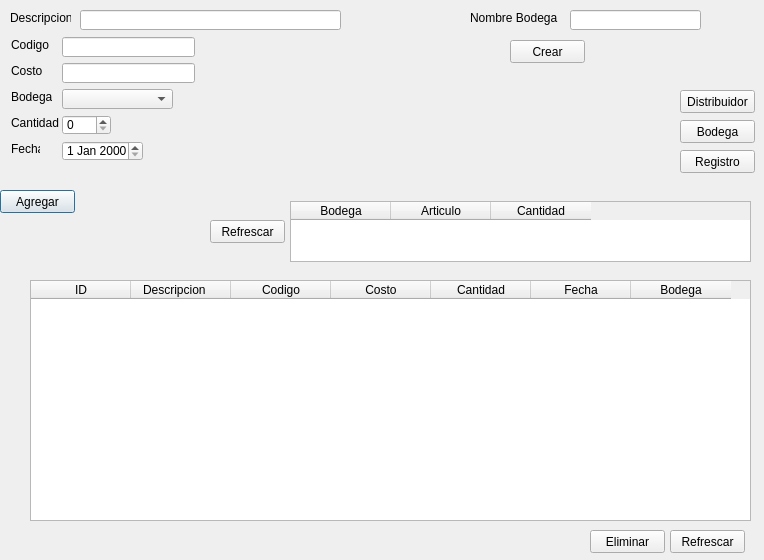
Old version of the form Proyecto P2/UI/registro.ui in the repository piedrachin/proyecto.
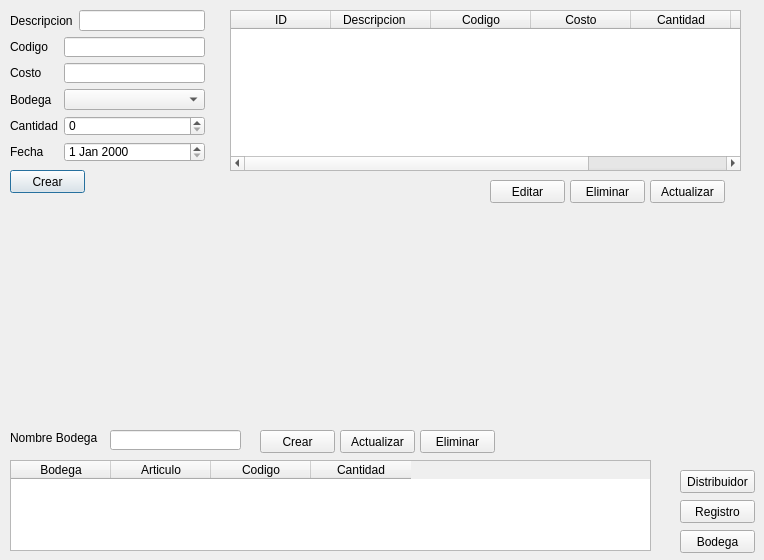
New version of the form.

Patch:
```diff
--- a/Proyecto P2/UI/registro.ui
+++ b/Proyecto P2/UI/registro.ui
@@ -16,34 +16,34 @@
   <widget class="QPushButton" name="btn_agregar">
    <property name="geometry">
     <rect>
-     <x>0</x>
-     <y>190</y>
+     <x>10</x>
+     <y>170</y>
      <width>75</width>
      <height>23</height>
     </rect>
    </property>
    <property name="text">
-    <string>Agregar</string>
+    <string>Crear</string>
    </property>
   </widget>
   <widget class="QPushButton" name="btn_refrescar">
    <property name="geometry">
     <rect>
-     <x>670</x>
-     <y>530</y>
+     <x>650</x>
+     <y>180</y>
      <width>75</width>
      <height>23</height>
     </rect>
    </property>
    <property name="text">
-    <string>Refrescar</string>
+    <string>Actualizar</string>
    </property>
   </widget>
   <widget class="QPushButton" name="btn_crear_bodega">
    <property name="geometry">
     <rect>
      <x>680</x>
-     <y>120</y>
+     <y>530</y>
      <width>75</width>
      <height>23</height>
     </rect>
@@ -55,10 +55,10 @@
   <widget class="QTableWidget" name="tbl_registro_articulos">
    <property name="geometry">
     <rect>
-     <x>30</x>
-     <y>280</y>
-     <width>721</width>
-     <height>241</height>
+     <x>230</x>
+     <y>10</y>
+     <width>511</width>
+     <height>161</height>
     </rect>
    </property>
    <column>
@@ -101,7 +101,7 @@
    <property name="geometry">
     <rect>
      <x>680</x>
-     <y>90</y>
+     <y>470</y>
      <width>75</width>
      <height>23</height>
     </rect>
@@ -114,7 +114,7 @@
    <property name="geometry">
     <rect>
      <x>680</x>
-     <y>150</y>
+     <y>500</y>
      <width>75</width>
      <height>23</height>
     </rect>
@@ -123,34 +123,37 @@
     <string>Registro</string>
    </property>
   </widget>
-  <widget class="QPushButton" name="btn_imprimir_txt">
+  <widget class="QPushButton" name="btn_refrescar_bodega">
    <property name="geometry">
     <rect>
-     <x>510</x>
-     <y>40</y>
+     <x>340</x>
+     <y>430</y>
      <width>75</width>
      <height>23</height>
     </rect>
    </property>
    <property name="text">
-    <string>Crear</string>
+    <string>Actualizar</string>
    </property>
   </widget>
-  <widget class="QLineEdit" name="txt_nombre_bodega">
+  <widget class="QPushButton" name="btn_eliminar_tabla">
    <property name="geometry">
     <rect>
      <x>570</x>
-     <y>10</y>
-     <width>131</width>
-     <height>20</height>
+     <y>180</y>
+     <width>75</width>
+     <height>23</height>
     </rect>
    </property>
+   <property name="text">
+    <string>Eliminar</string>
+   </property>
   </widget>
   <widget class="QLabel" name="label_7">
    <property name="geometry">
     <rect>
-     <x>470</x>
-     <y>10</y>
+     <x>10</x>
+     <y>430</y>
      <width>91</width>
      <height>16</height>
     </rect>
@@ -159,13 +162,36 @@
     <string>Nombre Bodega</string>
    </property>
   </widget>
+  <widget class="QLineEdit" name="txt_nombre_bodega">
+   <property name="geometry">
+    <rect>
+     <x>110</x>
+     <y>430</y>
+     <width>131</width>
+     <height>20</height>
+    </rect>
+   </property>
+  </widget>
+  <widget class="QPushButton" name="btn_crear_bdg">
+   <property name="geometry">
+    <rect>
+     <x>260</x>
+     <y>430</y>
+     <width>75</width>
+     <height>23</height>
+    </rect>
+   </property>
+   <property name="text">
+    <string>Crear</string>
+   </property>
+  </widget>
   <widget class="QTableWidget" name="tbl_bodega">
    <property name="geometry">
     <rect>
-     <x>290</x>
-     <y>201</y>
-     <width>461</width>
-     <height>61</height>
+     <x>10</x>
+     <y>460</y>
+     <width>641</width>
+     <height>91</height>
     </rect>
    </property>
    <property name="sizePolicy">
@@ -183,6 +209,9 @@
    <property name="layoutDirection">
     <enum>Qt::LeftToRight</enum>
    </property>
+   <property name="styleSheet">
+    <string notr="true">border-color: rgb(255, 255, 127);</string>
+   </property>
    <attribute name="horizontalHeaderMinimumSectionSize">
     <number>60</number>
    </attribute>
@@ -196,174 +225,35 @@
      <string>Articulo</string>
     </property>
    </column>
+   <column>
+    <property name="text">
+     <string>Codigo</string>
+    </property>
+   </column>
    <column>
     <property name="text">
      <string>Cantidad</string>
     </property>
    </column>
   </widget>
-  <widget class="QPushButton" name="btn_refrescar_bodega">
+  <widget class="QPushButton" name="btn_editar_articull">
    <property name="geometry">
     <rect>
-     <x>210</x>
-     <y>220</y>
+     <x>490</x>
+     <y>180</y>
      <width>75</width>
      <height>23</height>
     </rect>
    </property>
    <property name="text">
-    <string>Refrescar</string>
+    <string>Editar</string>
    </property>
   </widget>
-  <widget class="QLabel" name="label_2">
+  <widget class="QPushButton" name="btn_elimar_tabla_bod">
    <property name="geometry">
     <rect>
-     <x>11</x>
-     <y>37</y>
-     <width>41</width>
-     <height>16</height>
-    </rect>
-   </property>
-   <property name="text">
-    <string>Codigo</string>
-   </property>
-  </widget>
-  <widget class="QLineEdit" name="txt_codigo">
-   <property name="geometry">
-    <rect>
-     <x>62</x>
-     <y>37</y>
-     <width>133</width>
-     <height>20</height>
-    </rect>
-   </property>
-  </widget>
-  <widget class="QLineEdit" name="txt_nombre">
-   <property name="geometry">
-    <rect>
-     <x>80</x>
-     <y>10</y>
-     <width>261</width>
-     <height>20</height>
-    </rect>
-   </property>
-  </widget>
-  <widget class="QLabel" name="label">
-   <property name="geometry">
-    <rect>
-     <x>10</x>
-     <y>10</y>
-     <width>61</width>
-     <height>16</height>
-    </rect>
-   </property>
-   <property name="styleSheet">
-    <string notr="true">border-color: rgb(0, 170, 255);</string>
-   </property>
-   <property name="text">
-    <string>Descripcion</string>
-   </property>
-  </widget>
-  <widget class="QComboBox" name="cmb_registro">
-   <property name="geometry">
-    <rect>
-     <x>62</x>
-     <y>89</y>
-     <width>111</width>
-     <height>20</height>
-    </rect>
-   </property>
-  </widget>
-  <widget class="QLabel" name="label_5">
-   <property name="geometry">
-    <rect>
-     <x>11</x>
-     <y>89</y>
-     <width>41</width>
-     <height>16</height>
-    </rect>
-   </property>
-   <property name="text">
-    <string>Bodega</string>
-   </property>
-  </widget>
-  <widget class="QLabel" name="label_4">
-   <property name="geometry">
-    <rect>
-     <x>11</x>
-     <y>115</y>
-     <width>51</width>
-     <height>16</height>
-    </rect>
-   </property>
-   <property name="text">
-    <string>Cantidad</string>
-   </property>
-  </widget>
-  <widget class="QSpinBox" name="spBox_cantidad">
-   <property name="geometry">
-    <rect>
-     <x>62</x>
-     <y>115</y>
-     <width>49</width>
-     <height>20</height>
-    </rect>
-   </property>
-   <property name="maximum">
-    <number>2000</number>
-   </property>
-  </widget>
-  <widget class="QLabel" name="label_6">
-   <property name="geometry">
-    <rect>
-     <x>11</x>
-     <y>141</y>
-     <width>29</width>
-     <height>16</height>
-    </rect>
-   </property>
-   <property name="text">
-    <string>Fecha</string>
-   </property>
-  </widget>
-  <widget class="QDateEdit" name="dateEdit">
-   <property name="geometry">
-    <rect>
-     <x>62</x>
-     <y>141</y>
-     <width>81</width>
-     <height>20</height>
-    </rect>
-   </property>
-  </widget>
-  <widget class="QLineEdit" name="txt_costo">
-   <property name="geometry">
-    <rect>
-     <x>62</x>
-     <y>63</y>
-     <width>133</width>
-     <height>20</height>
-    </rect>
-   </property>
-  </widget>
-  <widget class="QLabel" name="label_3">
-   <property name="geometry">
-    <rect>
-     <x>11</x>
-     <y>63</y>
-     <width>41</width>
-     <height>16</height>
-    </rect>
-   </property>
-   <property name="text">
-    <string>Costo</string>
-   </property>
-  </widget>
-  <widget class="QPushButton" name="btn_eliminar_tabla">
-   <property name="geometry">
-    <rect>
-     <x>590</x>
-     <y>530</y>
+     <x>420</x>
+     <y>430</y>
      <width>75</width>
      <height>23</height>
     </rect>
@@ -372,6 +262,85 @@
     <string>Eliminar</string>
    </property>
   </widget>
+  <widget class="QWidget" name="">
+   <property name="geometry">
+    <rect>
+     <x>10</x>
+     <y>10</y>
+     <width>195</width>
+     <height>152</height>
+    </rect>
+   </property>
+   <layout class="QGridLayout" name="gridLayout">
+    <item row="0" column="0" colspan="2">
+     <widget class="QLabel" name="label">
+      <property name="styleSheet">
+       <string notr="true">border-color: rgb(0, 170, 255);</string>
+      </property>
+      <property name="text">
+       <string>Descripcion</string>
+      </property>
+     </widget>
+    </item>
+    <item row="0" column="2">
+     <widget class="QLineEdit" name="txt_nombre"/>
+    </item>
+    <item row="1" column="0">
+     <widget class="QLabel" name="label_2">
+      <property name="text">
+       <string>Codigo</string>
+      </property>
+     </widget>
+    </item>
+    <item row="1" column="1" colspan="2">
+     <widget class="QLineEdit" name="txt_codigo"/>
+    </item>
+    <item row="2" column="0">
+     <widget class="QLabel" name="label_3">
+      <property name="text">
+       <string>Costo</string>
+      </property>
+     </widget>
+    </item>
+    <item row="2" column="1" colspan="2">
+     <widget class="QLineEdit" name="txt_costo"/>
+    </item>
+    <item row="3" column="0">
+     <widget class="QLabel" name="label_5">
+      <property name="text">
+       <string>Bodega</string>
+      </property>
+     </widget>
+    </item>
+    <item row="3" column="1" colspan="2">
+     <widget class="QComboBox" name="cmb_registro"/>
+    </item>
+    <item row="4" column="0">
+     <widget class="QLabel" name="label_4">
+      <property name="text">
+       <string>Cantidad</string>
+      </property>
+     </widget>
+    </item>
+    <item row="4" column="1" colspan="2">
+     <widget class="QSpinBox" name="spBox_cantidad">
+      <property name="maximum">
+       <number>2000</number>
+      </property>
+     </widget>
+    </item>
+    <item row="5" column="0">
+     <widget class="QLabel" name="label_6">
+      <property name="text">
+       <string>Fecha</string>
+      </property>
+     </widget>
+    </item>
+    <item row="5" column="1" colspan="2">
+     <widget class="QDateEdit" name="dateEdit"/>
+    </item>
+   </layout>
+  </widget>
  </widget>
  <resources/>
  <connections/>
```
